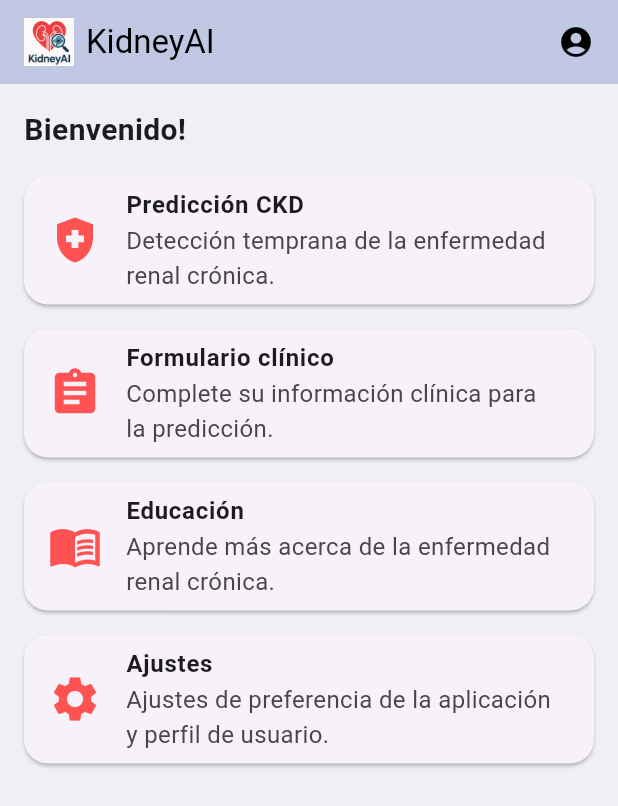
After one commit to AdrianLE22/taller_movil_frontend, a Flutter app: the HomeScreen screen opened directly, on a phone screen of 412 x 824 dp. The commit adds this screen. Shown: the top 806 px of the screen. Run offline on Flutter 3.47's test engine with Material 3 defaults, Android fonts, the phone set to English and light mode, and no system bars.

Commit message:
menu principal

```diff
--- a/lib/screens/login_screen.dart
+++ b/lib/screens/login_screen.dart
@@ -1,3 +1,4 @@
+import 'mainMenu.dart';
 import 'package:flutter/material.dart';
 import 'package:http/http.dart' as http;
 
@@ -37,17 +38,18 @@ class _LoginScreenState extends State<LoginScreen> {
   final response = await http.post(url);
 
   if (response.statusCode == 200) {
-        // Login exitoso
     ScaffoldMessenger.of(context).showSnackBar(
       const SnackBar(content: Text('Inicio de sesión exitoso')),
     );
 
-        // TODO: Navegar a la siguiente pantalla, ejemplo:
-        // Navigator.pushNamed(context, '/home');
+    // Navegar al menú principal
+    Navigator.pushReplacement(
+      context,
+      MaterialPageRoute(builder: (context) => const HomeScreen()),
+    );
   } else {
     setState(
-          () =>
-              _errorMessage = 'Credenciales inválidas o usuario no encontrado',
+      () => _errorMessage = 'Credenciales inválidas o usuario no encontrado',
     );
   }
 } catch (e) {
@@ -55,6 +57,7 @@ class _LoginScreenState extends State<LoginScreen> {
 } finally {
   setState(() => _isLoading = false);
 }
+
   }
 
   @override
--- /dev/null
+++ b/lib/screens/mainMenu.dart
@@ -0,0 +1,116 @@
+import 'package:flutter/material.dart';
+
+class HomeScreen extends StatelessWidget {
+  const HomeScreen({super.key});
+
+  @override
+  Widget build(BuildContext context) {
+    return Scaffold(
+      backgroundColor: const Color(0xFFEFEFF4),
+      appBar: AppBar(
+        backgroundColor: const Color(0xFFBFC7E2),
+        elevation: 0,
+        title: Row(
+          children: [
+            Image.asset(
+              'assets/logo_kidneyai.png',
+              height: 32,
+            ),
+            const SizedBox(width: 8),
+            const Text(
+              'KidneyAI',
+              style: TextStyle(color: Colors.black),
+            ),
+            const Spacer(),
+            const Icon(
+              Icons.account_circle,
+              color: Colors.black,
+            )
+          ],
+        ),
+      ),
+      body: Padding(
+        padding: const EdgeInsets.all(16),
+        child: Column(
+          crossAxisAlignment: CrossAxisAlignment.start,
+          children: [
+            const Text(
+              "Bienvenido!",  //falta que lo llame por su nombre
+              style: TextStyle(
+                fontSize: 20,
+                fontWeight: FontWeight.bold,
+              ),
+            ),
+            const SizedBox(height: 16),
+            Expanded(
+              child: ListView(
+                children: [
+                  _MenuCard(
+                    icon: Icons.health_and_safety,
+                    title: 'Predicción CKD',
+                    subtitle: 'Detección temprana de la enfermedad renal crónica.',
+                    onTap: () {
+                      // navega a predicción
+                    },
+                  ),
+                  _MenuCard(
+                    icon: Icons.assignment,
+                    title: 'Formulario clínico',
+                    subtitle: 'Complete su información clínica para la predicción.',
+                    onTap: () {
+                      // navega a formulario
+                    },
+                  ),
+                  _MenuCard(
+                    icon: Icons.menu_book,
+                    title: 'Educación',
+                    subtitle: 'Aprende más acerca de la enfermedad renal crónica.',
+                    onTap: () {
+                      // navega a educación
+                    },
+                  ),
+                  _MenuCard(
+                    icon: Icons.settings,
+                    title: 'Ajustes',
+                    subtitle: 'Ajustes de preferencia de la aplicación y perfil de usuario.',
+                    onTap: () {
+                      // navega a ajustes
+                    },
+                  ),
+                ],
+              ),
+            ),
+          ],
+        ),
+      ),
+    );
+  }
+}
+
+class _MenuCard extends StatelessWidget {
+  final IconData icon;
+  final String title;
+  final String subtitle;
+  final VoidCallback onTap;
+
+  const _MenuCard({
+    required this.icon,
+    required this.title,
+    required this.subtitle,
+    required this.onTap,
+  });
+
+  @override
+  Widget build(BuildContext context) {
+    return Card(
+      margin: const EdgeInsets.only(bottom: 16),
+      shape: RoundedRectangleBorder(borderRadius: BorderRadius.circular(16)),
+      child: ListTile(
+        leading: Icon(icon, size: 36, color: Colors.redAccent),
+        title: Text(title, style: const TextStyle(fontWeight: FontWeight.bold)),
+        subtitle: Text(subtitle),
+        onTap: onTap,
+      ),
+    );
+  }
+}
```
Lines whose indentation alone changed are shown as unchanged.
